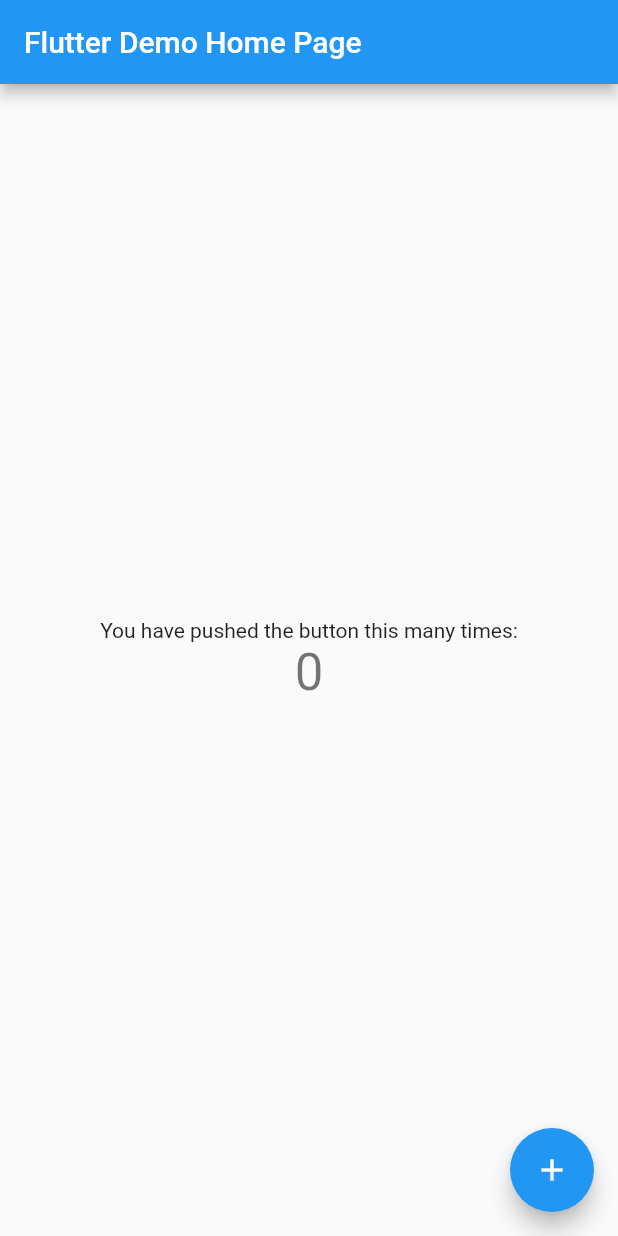
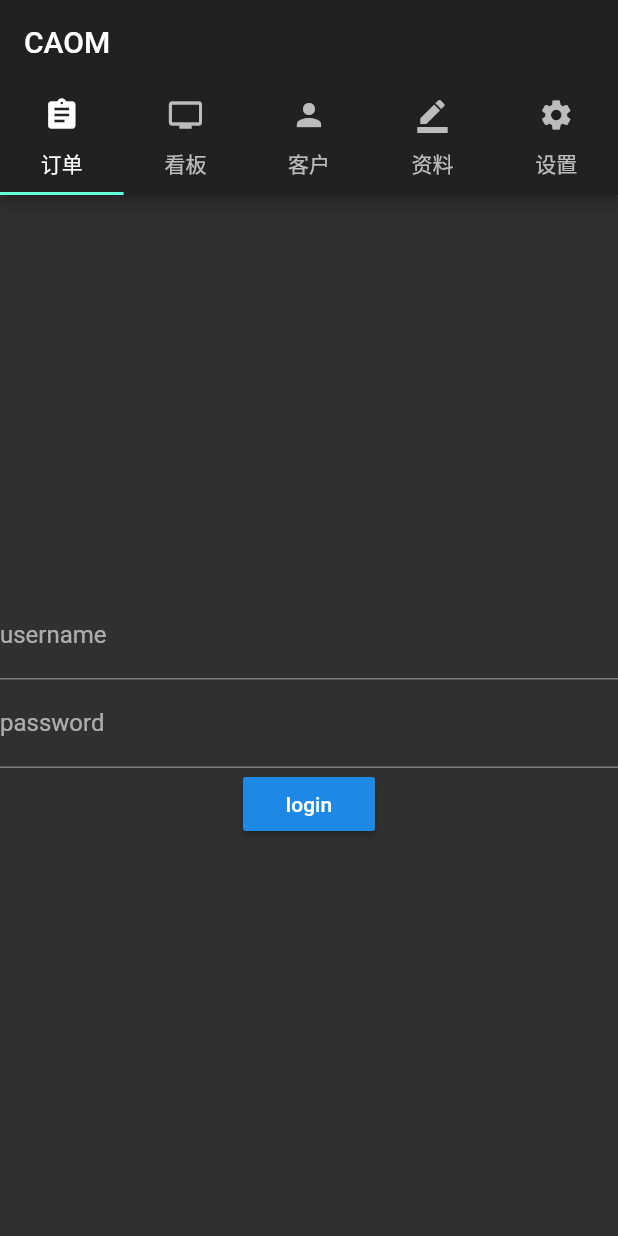
Before and after one commit to HONODA/customer_manager, a Flutter app: the screen it shows after launch, on a phone screen of 412 x 824 dp. Run offline on Flutter 3.47's test engine with Material 2 defaults, Android fonts, the light colour scheme and no system bars.

Commit message:
完成mvvm架构

```diff
--- /dev/null
+++ b/lib/common/ChoiceBar.dart
@@ -0,0 +1,7 @@
+import 'package:flutter/material.dart';
+
+class ChoiceBar {
+  ChoiceBar({this.title, this.icon});
+  String title;
+  IconData icon;
+}
--- a/lib/main.dart
+++ b/lib/main.dart
@@ -1,117 +1,40 @@
+import 'package:customor_manager/common/ChoiceBar.dart';
 import 'package:flutter/material.dart';
+import 'package:provider/provider.dart';
+import 'package:customor_manager/viewmodel/mainvm.dart';
+import 'package:customor_manager/view/mianv.dart';
 
-void main() {
-  runApp(MyApp());
-}
+void main() => runApp(MyApp());
 
 class MyApp extends StatelessWidget {
-  // This widget is the root of your application.
   @override
   Widget build(BuildContext context) {
     return MaterialApp(
-      title: 'Flutter Demo',
+      title: 'Flutter mvvm Demo',
       theme: ThemeData(
-        // This is the theme of your application.
-        //
-        // Try running your application with "flutter run". You'll see the
-        // application has a blue toolbar. Then, without quitting the app, try
-        // changing the primarySwatch below to Colors.green and then invoke
-        // "hot reload" (press "r" in the console where you ran "flutter run",
-        // or simply save your changes to "hot reload" in a Flutter IDE).
-        // Notice that the counter didn't reset back to zero; the application
-        // is not restarted.
+        brightness: Brightness.dark,
         primarySwatch: Colors.blue,
-        // This makes the visual density adapt to the platform that you run
-        // the app on. For desktop platforms, the controls will be smaller and
-        // closer together (more dense) than on mobile platforms.
-        visualDensity: VisualDensity.adaptivePlatformDensity,
       ),
-      home: MyHomePage(title: 'Flutter Demo Home Page'),
+
+      /// [ChangeNotifierProvider]。所有的viewModel通过 Provider 实现与view 层的绑定。
+      /// Provider 是对 [InheritedWidget] 封装。因此我们才能实现调用notifyListeners() 时，通知子树重新构建
+      /// 当然你也可以一个插件也不用，自己封装[InheritedWidget]
+      home: ChangeNotifierProvider(
+        create: (_) => Mainvm(),
+        child: new DefaultTabController(
+          length: Mainvm().showTabBar().length,
+          child: new Scaffold(
+              appBar: new AppBar(
+                title: Text('CAOM'),
+                bottom: new TabBar(
+                    tabs: Mainvm().showTabBar().map((ChoiceBar b) {
+                  return Tab(text: b.title, icon: new Icon(b.icon));
+                }).toList()),
+              ),
+              body: Mainv()),
+        ),
+      ),
+      debugShowCheckedModeBanner: false,
     );
   }
 }
-
-class MyHomePage extends StatefulWidget {
-  MyHomePage({Key key, this.title}) : super(key: key);
-
-  // This widget is the home page of your application. It is stateful, meaning
-  // that it has a State object (defined below) that contains fields that affect
-  // how it looks.
-
-  // This class is the configuration for the state. It holds the values (in this
-  // case the title) provided by the parent (in this case the App widget) and
-  // used by the build method of the State. Fields in a Widget subclass are
-  // always marked "final".
-
-  final String title;
-
-  @override
-  _MyHomePageState createState() => _MyHomePageState();
-}
-
-class _MyHomePageState extends State<MyHomePage> {
-  int _counter = 0;
-
-  void _incrementCounter() {
-    setState(() {
-      // This call to setState tells the Flutter framework that something has
-      // changed in this State, which causes it to rerun the build method below
-      // so that the display can reflect the updated values. If we changed
-      // _counter without calling setState(), then the build method would not be
-      // called again, and so nothing would appear to happen.
-      _counter++;
-    });
-  }
-
-  @override
-  Widget build(BuildContext context) {
-    // This method is rerun every time setState is called, for instance as done
-    // by the _incrementCounter method above.
-    //
-    // The Flutter framework has been optimized to make rerunning build methods
-    // fast, so that you can just rebuild anything that needs updating rather
-    // than having to individually change instances of widgets.
-    return Scaffold(
-      appBar: AppBar(
-        // Here we take the value from the MyHomePage object that was created by
-        // the App.build method, and use it to set our appbar title.
-        title: Text(widget.title),
-      ),
-      body: Center(
-        // Center is a layout widget. It takes a single child and positions it
-        // in the middle of the parent.
-        child: Column(
-          // Column is also a layout widget. It takes a list of children and
-          // arranges them vertically. By default, it sizes itself to fit its
-          // children horizontally, and tries to be as tall as its parent.
-          //
-          // Invoke "debug painting" (press "p" in the console, choose the
-          // "Toggle Debug Paint" action from the Flutter Inspector in Android
-          // Studio, or the "Toggle Debug Paint" command in Visual Studio Code)
-          // to see the wireframe for each widget.
-          //
-          // Column has various properties to control how it sizes itself and
-          // how it positions its children. Here we use mainAxisAlignment to
-          // center the children vertically; the main axis here is the vertical
-          // axis because Columns are vertical (the cross axis would be
-          // horizontal).
-          mainAxisAlignment: MainAxisAlignment.center,
-          children: <Widget>[
-            Text(
-              'You have pushed the button this many times:',
-            ),
-            Text(
-              '$_counter',
-              style: Theme.of(context).textTheme.headline4,
-            ),
-          ],
-        ),
-      ),
-      floatingActionButton: FloatingActionButton(
-        onPressed: _incrementCounter,
-        tooltip: 'Increment',
-        child: Icon(Icons.add),
-      ), // This trailing comma makes auto-formatting nicer for build methods.
-    );
-  }
-}
--- /dev/null
+++ b/lib/model/mainm.dart
@@ -0,0 +1,7 @@
+class Mainm {
+  Stream<int> login(dynamic data) =>
+      Stream.fromFuture(Future.delayed(Duration(seconds: 2), () {
+        if (data["username"] == 'hn' && data['password'] == '123') return 0;
+        return -1;
+      }));
+}
--- /dev/null
+++ b/lib/view/mianv.dart
@@ -0,0 +1,38 @@
+import 'package:flutter/material.dart';
+import 'package:provider/provider.dart';
+
+import 'package:customor_manager/viewmodel/mainvm.dart';
+
+class Mainv extends StatelessWidget {
+  @override
+  build(BuildContext context) {
+    final provider = Provider.of<Mainvm>(context);
+    return Scaffold(
+      body: Column(
+        mainAxisAlignment: MainAxisAlignment.center,
+        children: <Widget>[
+          TextField(
+            controller: provider.usernameController,
+            decoration: InputDecoration(labelText: "username"),
+          ),
+          TextField(
+            controller: provider.passwordController,
+            decoration: InputDecoration(labelText: "password"),
+          ),
+          RaisedButton(
+            onPressed: provider.login,
+
+            /// 根据 state 的值，按钮显示不同内容。
+            child: provider.state == 0
+                ? Text("login")
+                : provider.state == 1
+                    ? CircularProgressIndicator()
+                    : provider.state == 2
+                        ? Icon(Icons.done)
+                        : Icon(Icons.cancel),
+          ),
+        ],
+      ),
+    );
+  }
+}
--- /dev/null
+++ b/lib/viewmodel/mainvm.dart
@@ -0,0 +1,59 @@
+import 'package:flutter/material.dart';
+// import 'package:rxdart/rxdart.dart'; 如果需要，自行添加插件
+
+import 'package:customor_manager/model/mainm.dart';
+import 'package:customor_manager/common/ChoiceBar.dart';
+
+/// with ChangeNotifier : 通过 notifyListeners() 函数，可以通知本对象数据的正在使用者们。
+/// 如 state 变量，在改变后调用 notifyListeners(), UI根据值重新构建登录按钮显示内容
+class Mainvm with ChangeNotifier {
+  final _model = Mainm();
+  int state = 0; // 0 未请求，1 正在请求， 2 请求成功， 3请求失败
+  final usernameController = TextEditingController();
+  final passwordController = TextEditingController();
+
+  login() {
+    final data = {
+      "username": usernameController.text,
+      "password": passwordController.text,
+    };
+
+    /// 不为 0 说明上一条请求未完成，直接退出
+    if (state != 0) return;
+
+    /// 开始请求，state 赋值为 1， 并通知监听者
+    /// 如果用rxDart插件，可作为doOnListen参数的函数体
+    state = 1;
+    notifyListeners();
+
+    _model.login(data).listen((v) {
+      if (v != 0) {
+        /// 返回值不为0，请求失败
+        state = 3;
+        notifyListeners();
+        Future.delayed(Duration(seconds: 1), () {
+          state = 0;
+          notifyListeners();
+        });
+      } else {
+        /// 返回值为0，请求成功
+        state = 2;
+        notifyListeners();
+        Future.delayed(Duration(seconds: 1), () {
+          state = 0;
+          notifyListeners();
+        });
+      }
+    });
+  }
+
+  List<ChoiceBar> showTabBar() {
+    return <ChoiceBar>[
+      ChoiceBar(title: '订单', icon: Icons.assignment),
+      ChoiceBar(title: '看板', icon: Icons.tv),
+      ChoiceBar(title: '客户', icon: Icons.person),
+      ChoiceBar(title: '资料', icon: Icons.border_color),
+      ChoiceBar(title: '设置', icon: Icons.settings),
+    ];
+  }
+}
--- a/pubspec.yaml
+++ b/pubspec.yaml
@@ -23,7 +23,7 @@
 dependencies:
   flutter:
     sdk: flutter
-
+  provider: ^4.1.0
 
   # The following adds the Cupertino Icons font to your application.
   # Use with the CupertinoIcons class for iOS style icons.
```
Also changed, not shown: pubspec.lock.
